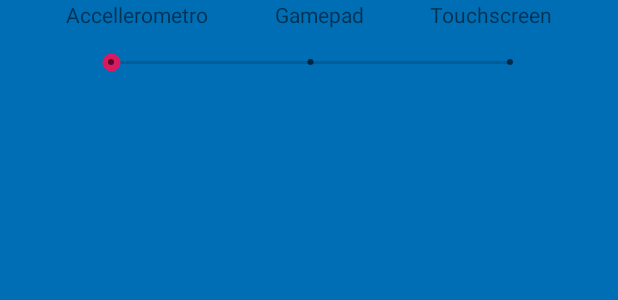
After one commit to Lorisforse/Arkanoid_remake, an Android app: the layout activity_options.xml on its own in the app's theme, with its tools: preview values and no code run, on a phone screen of 412 x 824 dp. The commit adds this screen. Shown: the top 300 px of the screen. Run offline under Robolectric (Android 15) with nearby library versions, the phone set to English and light mode, and no system bars.

Commit message:
Aggiunto Options.java, closes #7.

```diff
--- a/app/src/main/AndroidManifest.xml
+++ b/app/src/main/AndroidManifest.xml
@@ -9,9 +9,8 @@
         android:roundIcon="@drawable/redball"
         android:supportsRtl="true"
         android:theme="@style/AppTheme">
-        <activity
-            android:name=".Record"
-            android:exported="false" />
+        <activity android:name=".Options"></activity>
+        <activity android:name=".Record"></activity>
         <activity android:name=".MainActivity" />
         <activity android:name=".MainMenu" />
         <activity android:name=".SplashScreen">
--- a/app/src/main/java/com/example/android/arkanoid/MainActivity.java
+++ b/app/src/main/java/com/example/android/arkanoid/MainActivity.java
@@ -11,16 +11,20 @@ public class MainActivity extends AppCompatActivity {
     private Game game;
     private UpdateThread myThread;
     private Handler updateHandler;
+    int gameMode;
 
     @Override
     protected void onCreate(Bundle savedInstanceState) {
         super.onCreate(savedInstanceState);
 
+
+        gameMode=getIntent().getIntExtra("gameMode",0);
+
         // set the screen orientation
         setRequestedOrientation(ActivityInfo.SCREEN_ORIENTATION_PORTRAIT);
 
         // create a new game
-        game = new Game(this, 3, 0);
+        game = new Game(this, 3, 0, gameMode);
         setContentView(game);
 
         //create a handler and thread
--- /dev/null
+++ b/app/src/main/res/layout/activity_options.xml
@@ -0,0 +1,52 @@
+<?xml version="1.0" encoding="utf-8"?>
+<android.support.constraint.ConstraintLayout xmlns:android="http://schemas.android.com/apk/res/android"
+    xmlns:app="http://schemas.android.com/apk/res-auto"
+    xmlns:tools="http://schemas.android.com/tools"
+    android:layout_width="match_parent"
+    android:layout_height="match_parent"
+    android:background="#006EB5"
+    tools:context=".Options">
+
+    <SeekBar
+        android:id="@+id/gameMode"
+        style="@style/Widget.AppCompat.SeekBar.Discrete"
+        android:layout_width="298dp"
+        android:layout_height="19dp"
+        android:layout_marginTop="32dp"
+        android:max="2"
+        android:progress="0"
+        app:layout_constraintEnd_toEndOf="parent"
+        app:layout_constraintHorizontal_bias="0.508"
+        app:layout_constraintStart_toStartOf="parent"
+        app:layout_constraintTop_toTopOf="parent" />
+
+    <TextView
+        android:id="@+id/textView2"
+        android:layout_width="wrap_content"
+        android:layout_height="wrap_content"
+        android:text="Accellerometro"
+        app:layout_constraintEnd_toStartOf="@+id/textView3"
+        app:layout_constraintHorizontal_bias="0.5"
+        app:layout_constraintStart_toStartOf="parent"
+        app:layout_constraintTop_toTopOf="parent" />
+
+    <TextView
+        android:id="@+id/textView3"
+        android:layout_width="wrap_content"
+        android:layout_height="wrap_content"
+        android:text="Gamepad"
+        app:layout_constraintEnd_toStartOf="@+id/textView4"
+        app:layout_constraintHorizontal_bias="0.5"
+        app:layout_constraintStart_toEndOf="@+id/textView2"
+        app:layout_constraintTop_toTopOf="parent" />
+
+    <TextView
+        android:id="@+id/textView4"
+        android:layout_width="wrap_content"
+        android:layout_height="wrap_content"
+        android:text="Touchscreen"
+        app:layout_constraintEnd_toEndOf="parent"
+        app:layout_constraintHorizontal_bias="0.5"
+        app:layout_constraintStart_toEndOf="@+id/textView3"
+        app:layout_constraintTop_toTopOf="parent" />
+</android.support.constraint.ConstraintLayout>
--- a/build.gradle
+++ b/build.gradle
@@ -7,7 +7,7 @@ buildscript {
 
     }
     dependencies {
-        classpath 'com.android.tools.build:gradle:7.1.0'
+        classpath 'com.android.tools.build:gradle:3.3.2'
 
         // NOTE: Do not place your application dependencies here; they belong
         // in the individual module build.gradle files
```
Also changed, not shown: app/src/main/java/com/example/android/arkanoid/Game.java (+11 -4 lines), app/src/main/java/com/example/android/arkanoid/MainMenu.java (+26 -1 lines), app/src/main/java/com/example/android/arkanoid/Options.java (added, +45 -0 lines), app/src/main/res/layout/activity_main_menu.xml (+6 -6 lines), gradle/wrapper/gradle-wrapper.properties.
